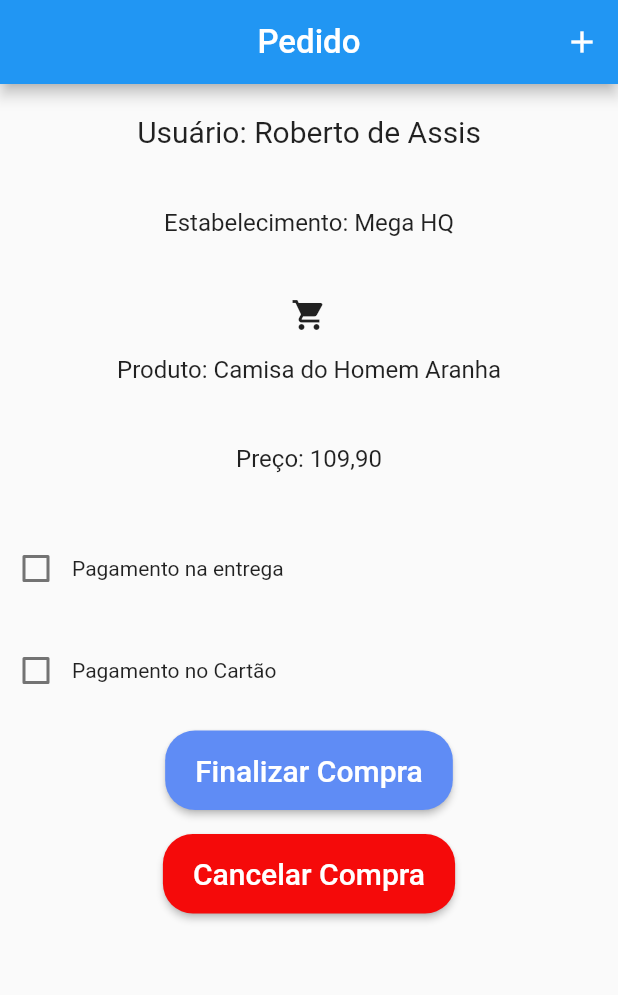
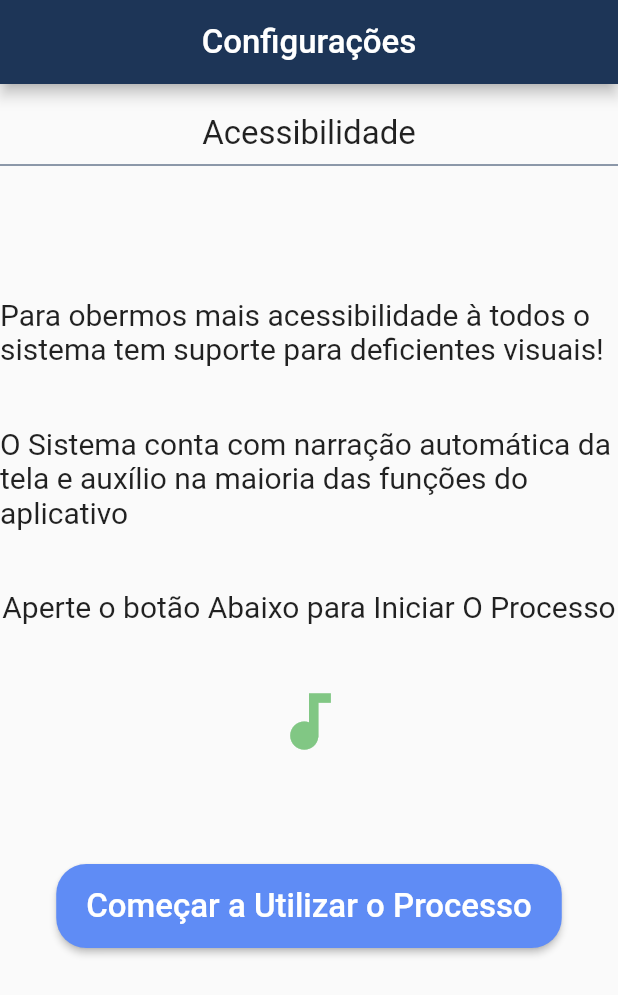
Before and after one commit to fonseca741/9794-AS, a Flutter app: the screen it shows after launch, on a phone screen of 412 x 824 dp. Shown: the top 995 px of the screen. Run offline on Flutter 3.47's test engine with Material 2 defaults, Android fonts, the phone set to English and light mode, and no system bars; our stand-ins replace rflutter_alert.

Commit message:
Adicionando as telas Chat/Acessibilidade

```diff
--- /dev/null
+++ b/lib/Models/chat.dart
@@ -0,0 +1,5 @@
+import 'package:flutter/material.dart';
+
+class Chat{
+
+}
--- /dev/null
+++ b/lib/Routes/app_Routes.dart
@@ -0,0 +1,6 @@
+
+class AppRoutes{
+  static const HOME = '/';
+
+
+  }
--- /dev/null
+++ b/lib/Views/ajuda_view.dart
@@ -0,0 +1,86 @@
+import 'package:flutter/material.dart';
+import 'package:rflutter_alert/rflutter_alert.dart';
+
+class Ajuda extends StatelessWidget{
+
+  @override
+  Widget build(BuildContext context) {
+
+    return Scaffold(
+      appBar: AppBar(
+        title: Text('Configurações',style: TextStyle(fontSize: 22),),
+        centerTitle: true,
+
+      ),
+      body: SingleChildScrollView(
+        child: Column(
+        children: <Widget>[
+          Padding(
+            padding: const EdgeInsets.only(top: 20),
+            child: Center(
+
+              child: Text('Acessibilidade', style: TextStyle(fontSize: 22) ,
+              ),
+            ),
+
+          ),
+          Divider(
+                    color: Color(0xff1d3557),
+          ),
+          Padding(padding: const EdgeInsets.all(20)
+          ),
+          Padding(
+            padding: const EdgeInsets.only(top: 40),
+            child: Text('Para obermos mais acessibilidade à todos o sistema tem suporte para deficientes visuais!', style: TextStyle(fontSize: 20)),
+          ),
+          Padding(
+            padding: const EdgeInsets.only(top: 40),
+            child: Text('O Sistema conta com narração automática da tela e auxílio na maioria das funções do aplicativo', style: TextStyle(fontSize: 20)),
+          ),
+          Padding(
+            padding: const EdgeInsets.only(top: 40),
+            child: Text('Aperte o botão Abaixo para Iniciar O Processo', style: TextStyle(fontSize: 20)),
+          ),
+          Padding(
+            padding: const EdgeInsets.only(top: 40),
+            child: Icon(Icons.audiotrack,color: Colors.green[300], size: 50,),
+          ),
+          Padding(
+            padding: const EdgeInsets.only(top: 70.0),
+              child: RaisedButton(
+                child: Text(
+                   'Começar a Utilizar o Processo',
+                   style: TextStyle(fontSize: 22),
+                    ),
+                    textColor: Colors.white,
+                    color: Color.fromRGBO(95, 140, 245, 1),
+                    padding: EdgeInsets.fromLTRB(20, 15, 20, 15),
+                    shape: RoundedRectangleBorder(
+                      borderRadius: BorderRadius.circular(20)),
+                    onPressed: () => {
+                      Alert(
+                        context: context,
+                        type: AlertType.success,
+                        title: "Iniciou o Processo com Sucesso!",
+                        buttons: [
+                          DialogButton(
+                            child: Text(
+                              "OK",
+                              style: TextStyle(color: Colors.white, fontSize: 20),
+                            ),
+                            onPressed: () => Navigator.pop(context),
+                            width: 120,
+                          )
+                        ],
+                      ).show(),
+                    },
+               ),
+           ),
+
+
+        ],
+        ),
+      )
+    );
+  }
+}
--- a/lib/main.dart
+++ b/lib/main.dart
@@ -1,7 +1,11 @@
 import 'package:flutter/material.dart';
+import 'package:projeto1/Views/ajuda_view.dart';
+import 'package:projeto1/Views/chat_view.dart';
 import 'package:projeto1/Views/pedido_list.dart';
 import 'package:projeto1/provider/pedido.dart';
 import 'package:provider/provider.dart';
+
+import 'Routes/app_Routes.dart';
 
 void main() {
   runApp(MyApp());
@@ -22,11 +26,15 @@ class MyApp extends StatelessWidget {
         title: 'iClothes',
         theme: ThemeData(
 
-         primarySwatch: Colors.blue,
+         primaryColor: Color(0xff1d3557),
 
           visualDensity: VisualDensity.adaptivePlatformDensity,
       ),
-      home: PedidoLista(),
+      routes:{
+        AppRoutes.HOME:(_) => Ajuda(),
+
+      } ,
+
     ),
     );
   }
```
Also changed, not shown: lib/Views/chat_view.dart (added, +55 -0 lines).
